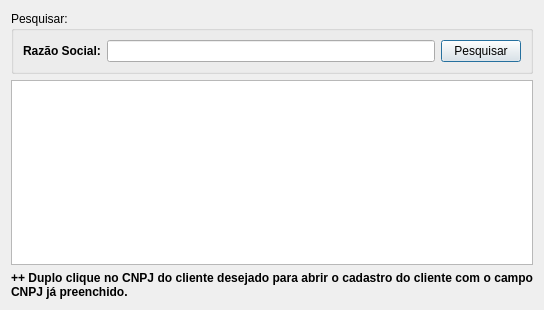
Above: searchclientspj.ui from fabiorodp/law_officer before the change. Below: the same form after it.
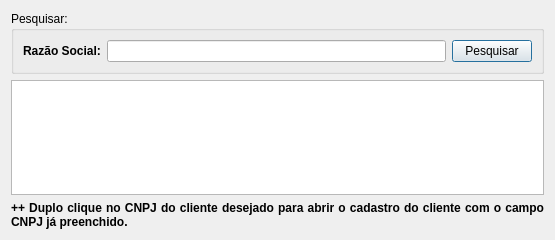
That is the form after the change.

```diff
--- a/searchclientspj.ui
+++ b/searchclientspj.ui
@@ -6,8 +6,8 @@
    <rect>
     <x>0</x>
     <y>0</y>
-    <width>544</width>
-    <height>310</height>
+    <width>555</width>
+    <height>240</height>
    </rect>
   </property>
   <property name="windowTitle">
```
